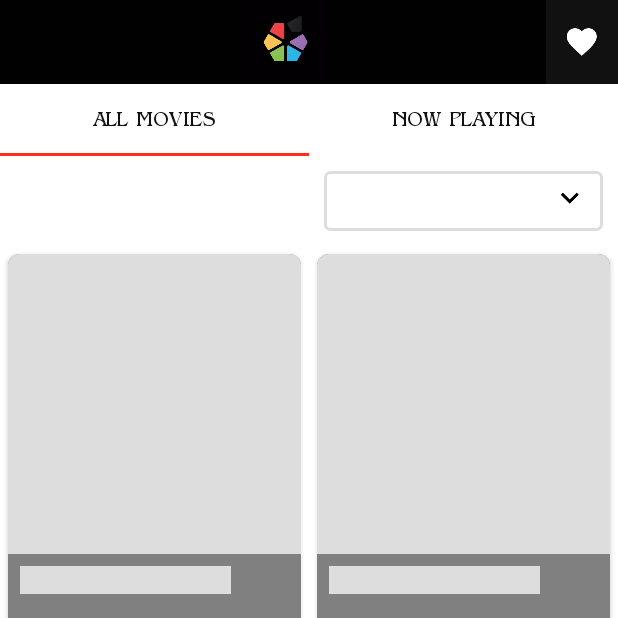
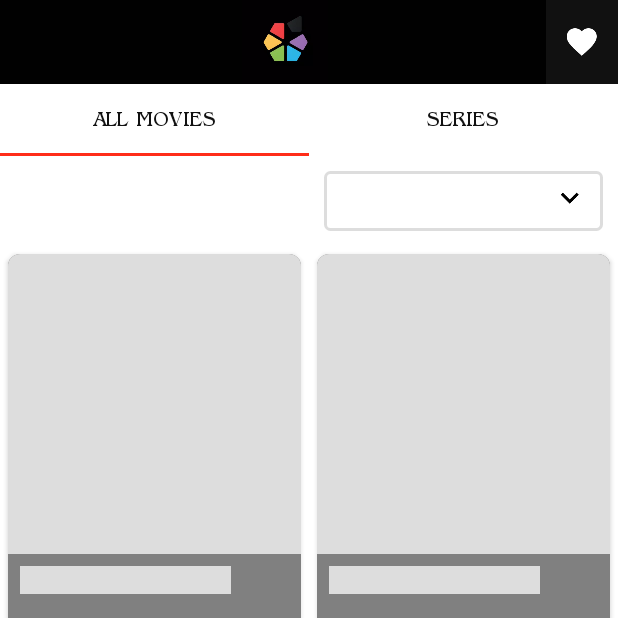
Before and after one commit to alpiansyah1204/lk21-app, an Android app: the screen it shows after launch (ListActivity), on a phone screen of 412 x 824 dp, the top half of it. Run offline under Robolectric (Android 15) with nearby library versions, the phone set to English and light mode, and no system bars; our stand-ins replace Room's generated code, Shimmer; libraries missing offline, so code that uses them is left out: net.sqlcipher.database; 39 statements that could not run were skipped.

```diff
--- a/app/src/main/res/values/strings.xml
+++ b/app/src/main/res/values/strings.xml
@@ -1,6 +1,6 @@
 <resources>
     <string name="tab1">All Movies</string>
-    <string name="tab2">Now Playing</string>
+    <string name="tab2">series</string>
     <string name="title">Title:</string>
     <string name="empty">Empty Item</string>
     <string name="notfound">The item not found because the action is interrupted</string>
@@ -9,4 +9,5 @@
     <string name="reviews">User Review:</string>
     <string name="review">%s%% User Score </string>
     <string name="not_found">Data Not Found</string>
+    <string name="Fav">favorite</string>
 </resources>
--- a/favorite/src/main/java/com/example/submission2/favorite/movies/MoviesFavoriteFragment.kt
+++ b/favorite/src/main/java/com/example/submission2/favorite/movies/MoviesFavoriteFragment.kt
@@ -46,7 +46,7 @@ class MoviesFavoriteFragment : Fragment() {
         getJob?.cancel()
         getJob = CoroutineScope(Dispatchers.IO).launch{
             favoriteViewModel.getData()
-            delay(2000)
+            delay(3000)
             withContext(Dispatchers.Main){
                 favoriteViewModel.data.observe(viewLifecycleOwner,observer)
             }
@@ -78,7 +78,7 @@ class MoviesFavoriteFragment : Fragment() {
                     reload()
                     getJob = CoroutineScope(Dispatchers.IO).launch{
                         favoriteViewModel.getData()
-                        delay(1200)
+                        delay(3000)
                         withContext(Dispatchers.Main){
                             favoriteViewModel.data.observe(viewLifecycleOwner,observer)
                         }
--- a/favorite/src/main/java/com/example/submission2/favorite/tvshow/TVShowsFavoriteFragment.kt
+++ b/favorite/src/main/java/com/example/submission2/favorite/tvshow/TVShowsFavoriteFragment.kt
@@ -45,7 +45,7 @@ class TVShowsFavoriteFragment: Fragment() {
         getJob?.cancel()
         getJob = CoroutineScope(Dispatchers.IO).launch{
             viewModel.getData()
-            delay(2000)
+            delay(3000)
             withContext(Dispatchers.Main){
                 viewModel.data.observe(viewLifecycleOwner,observer)
             }
@@ -76,7 +76,7 @@ class TVShowsFavoriteFragment: Fragment() {
                     reload()
                     getJob = CoroutineScope(Dispatchers.IO).launch{
                         viewModel.getData()
-                        delay(1200)
+                        delay(3000)
                         withContext(Dispatchers.Main){
                             viewModel.data.observe(viewLifecycleOwner,observer)
                         }
```
